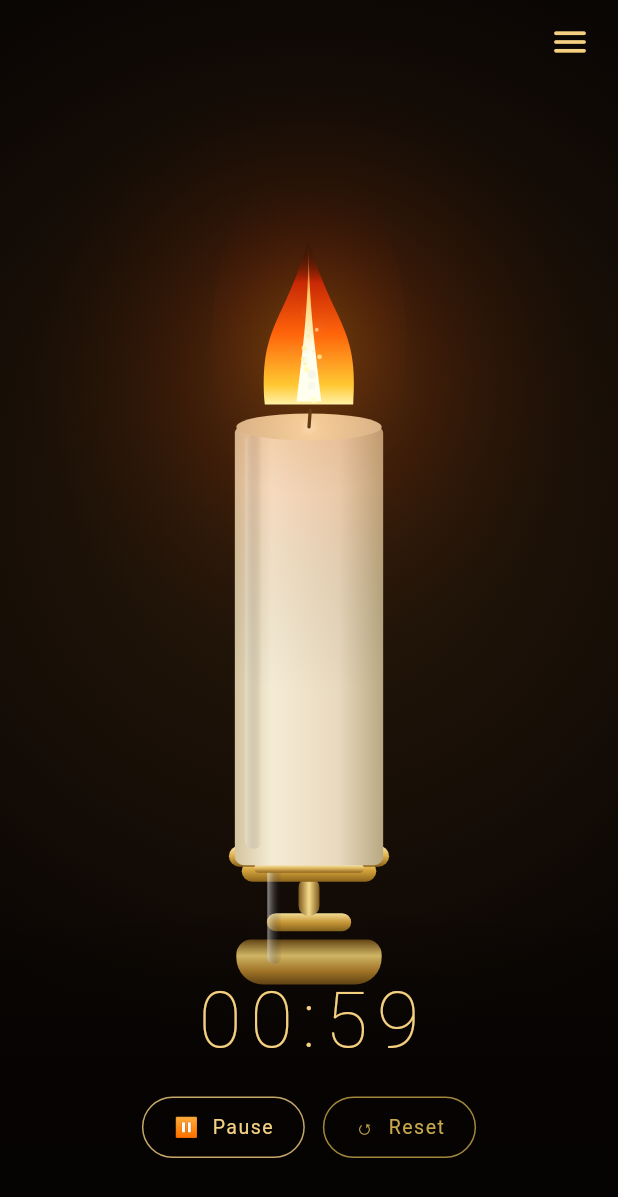
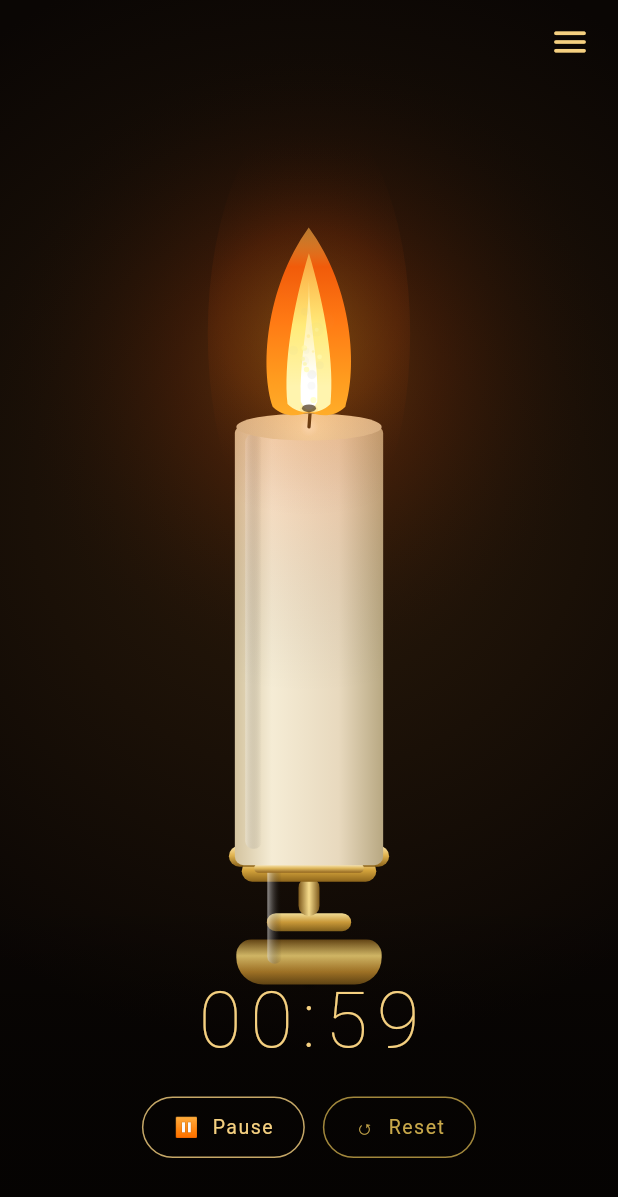
Before and after one commit to absiddik7/promo_timer, a Flutter app: the screen it shows after launch, after a tap on an icon or button, on a phone screen of 412 x 824 dp. Shown: the top 1197 px of the screen. Run offline on Flutter 3.47's test engine with Material 3 defaults, Android fonts, the phone set to English and light mode, and no system bars; our stand-ins replace audioplayers, lottie, shared_preferences, vibration.

Commit message:
Update flame ui

```diff
--- a/lib/candle_screen_part.dart
+++ b/lib/candle_screen_part.dart
@@ -30,6 +30,7 @@ final Paint _smokePaint = Paint()
 
 final Path _flamePath = Path();
 final Path _corePath = Path();
+final Path _innerPath = Path();
 
 // ─────────────────────────────────────────────────────────────────────────────
 //  NOISE & LERP
@@ -302,17 +303,15 @@ class _CandleScreenState extends State<CandleScreen>
               RepaintBoundary(
                 child: ValueListenableBuilder<int>(
                   valueListenable: _flameNotifier,
-                  builder: (_, __, ___) => CustomPaint(
-                    painter: _BodyPainter(_bodyPicture),
-                  ),
+                  builder: (_, __, ___) =>
+                      CustomPaint(painter: _BodyPainter(_bodyPicture)),
                 ),
               ),
               RepaintBoundary(
                 child: ValueListenableBuilder<int>(
                   valueListenable: _flameNotifier,
-                  builder: (_, __, ___) => CustomPaint(
-                    painter: _FlamePainter(_state),
-                  ),
+                  builder: (_, __, ___) =>
+                      CustomPaint(painter: _FlamePainter(_state)),
                 ),
               ),
               Positioned(
@@ -498,14 +497,17 @@ void _drawCandleStand(Canvas canvas) {
       height: 12,
     ),
     Paint()
-      ..shader = const RadialGradient(
+      ..shader =
+          const RadialGradient(
             colors: [Color(0x55000000), Colors.transparent],
             stops: [0, 1],
-      ).createShader(Rect.fromCenter(
+          ).createShader(
+            Rect.fromCenter(
               center: Offset(centerX, holderBottomY + 8),
               width: baseW * 1.65,
               height: 12,
-      )),
+            ),
+          ),
   );
 
   final baseRect = Rect.fromCenter(
@@ -546,11 +548,7 @@ void _drawCandleStand(Canvas canvas) {
       ..shader = LinearGradient(
         begin: Alignment.topCenter,
         end: Alignment.bottomCenter,
-        colors: const [
-          Color(0xFFF8E39A),
-          Color(0xFFD3A03B),
-          Color(0xFF8D681E),
-        ],
+        colors: const [Color(0xFFF8E39A), Color(0xFFD3A03B), Color(0xFF8D681E)],
       ).createShader(ringRect),
   );
 
@@ -565,11 +563,7 @@ void _drawCandleStand(Canvas canvas) {
       ..shader = LinearGradient(
         begin: Alignment.centerLeft,
         end: Alignment.centerRight,
-        colors: const [
-          Color(0xFF7D591C),
-          Color(0xFFF7DD8D),
-          Color(0xFF7D591C),
-        ],
+        colors: const [Color(0xFF7D591C), Color(0xFFF7DD8D), Color(0xFF7D591C)],
         stops: const [0, 0.5, 1],
       ).createShader(supportRect),
   );
@@ -585,11 +579,7 @@ void _drawCandleStand(Canvas canvas) {
       ..shader = LinearGradient(
         begin: Alignment.topCenter,
         end: Alignment.bottomCenter,
-        colors: const [
-          Color(0xFFF8E09C),
-          Color(0xFFD5A43C),
-          Color(0xFF8D651B),
-        ],
+        colors: const [Color(0xFFF8E09C), Color(0xFFD5A43C), Color(0xFF8D651B)],
         stops: const [0, 0.45, 1],
       ).createShader(collarRect),
   );
@@ -605,11 +595,7 @@ void _drawCandleStand(Canvas canvas) {
       ..shader = LinearGradient(
         begin: Alignment.topCenter,
         end: Alignment.bottomCenter,
-        colors: const [
-          Color(0xFFFFE8AE),
-          Color(0xFFE0B34F),
-          Color(0xFF8A621A),
-        ],
+        colors: const [Color(0xFFFFE8AE), Color(0xFFE0B34F), Color(0xFF8A621A)],
         stops: const [0, 0.46, 1],
       ).createShader(trayRect),
   );
@@ -625,11 +611,7 @@ void _drawCandleStand(Canvas canvas) {
       ..shader = LinearGradient(
         begin: Alignment.topCenter,
         end: Alignment.bottomCenter,
-        colors: const [
-          Color(0xFFFFF0C7),
-          Color(0xFFD9B14D),
-          Color(0xFF8B651C),
-        ],
+        colors: const [Color(0xFFFFF0C7), Color(0xFFD9B14D), Color(0xFF8B651C)],
       ).createShader(cupRect),
   );
 
@@ -644,16 +626,19 @@ void _drawCandleStand(Canvas canvas) {
       const Radius.circular(6),
     ),
     Paint()
-      ..shader = LinearGradient(
+      ..shader =
+          LinearGradient(
             begin: Alignment.centerLeft,
             end: Alignment.centerRight,
             colors: const [Color(0x88FFFFFF), Colors.transparent],
-      ).createShader(Rect.fromLTWH(
+          ).createShader(
+            Rect.fromLTWH(
               centerX - trayW * 0.26,
               standTopY - trayH * 0.16,
               trayW * 0.09,
               holderBottomY - standTopY - 2,
-      )),
+            ),
+          ),
   );
 
   final seatRect = Rect.fromCenter(
@@ -667,11 +652,7 @@ void _drawCandleStand(Canvas canvas) {
       ..shader = LinearGradient(
         begin: Alignment.topCenter,
         end: Alignment.bottomCenter,
-        colors: const [
-          Color(0xFFFFF4D3),
-          Color(0xFFE0B95D),
-          Color(0xFF926620),
-        ],
+        colors: const [Color(0xFFFFF4D3), Color(0xFFE0B95D), Color(0xFF926620)],
       ).createShader(seatRect),
   );
 }
@@ -686,11 +667,21 @@ void _drawCandleBody(Canvas canvas, CandleState s) {
     final pH = 6 + s.melt * 11;
     final center = Offset(kCX, kBaseY);
     final paint = Paint()
-      ..shader = RadialGradient(
-        colors: const [Color(0xFFF0E0B8), Color(0xFFE0D0A8), Colors.transparent],
+      ..shader =
+          RadialGradient(
+            colors: const [
+              Color(0xFFF0E0B8),
+              Color(0xFFE0D0A8),
+              Colors.transparent,
+            ],
             stops: const [0, 0.6, 1],
-      ).createShader(Rect.fromCenter(center: center, width: pW, height: pH * 2));
-    canvas.drawOval(Rect.fromCenter(center: center, width: pW, height: pH), paint);
+          ).createShader(
+            Rect.fromCenter(center: center, width: pW, height: pH * 2),
+          );
+    canvas.drawOval(
+      Rect.fromCenter(center: center, width: pW, height: pH),
+      paint,
+    );
   }
 
   for (final d in s.drips) {
@@ -745,7 +736,8 @@ void _drawCandleBody(Canvas canvas, CandleState s) {
     canvas.drawOval(
       Rect.fromCenter(center: topCenter, width: poolR * 2, height: dipD * 2),
       Paint()
-        ..shader = RadialGradient(
+        ..shader =
+            RadialGradient(
               colors: [
                 const Color(0xD9FFFFFF),
                 const Color(0xA6F0DCA0),
@@ -753,7 +745,11 @@ void _drawCandleBody(Canvas canvas, CandleState s) {
               ],
               stops: const [0, 0.6, 1],
             ).createShader(
-          Rect.fromCenter(center: topCenter, width: poolR * 2, height: dipD * 2),
+              Rect.fromCenter(
+                center: topCenter,
+                width: poolR * 2,
+                height: dipD * 2,
+              ),
             ),
     );
   }
@@ -820,50 +816,70 @@ void _drawAmbientGlow(Canvas canvas, double wickY, CandleState s) {
 void _drawFlame(Canvas canvas, double wickY, CandleState s) {
   final t = s.time;
   final flicker = _n(0, t) * 0.5 + 0.5;
-  final sway = _n(1, t) * 14 * (1 + s.blownAmt * 3);
-  final h = _lerp(88, 116, flicker) * (1 - s.blownAmt * 0.8);
-  final w = _lerp(22, 30, flicker) * (1 + s.blownAmt * 0.5);
+  final sway = _n(1, t) * 8 * (1 + s.blownAmt * 2.2);
+  final h = _lerp(94, 124, flicker) * (1 - s.blownAmt * 0.78);
+  final w = _lerp(21, 28, flicker) * (1 + s.blownAmt * 0.45);
+  final baseY = wickY - 2;
   final tipX = kCX + sway;
   final tipY = wickY - h;
 
   canvas.drawOval(
     Rect.fromCenter(
-      center: Offset(kCX, wickY - h * 0.4),
-      width: w * 4.4,
-      height: h * 2.2,
+      center: Offset(kCX + sway * 0.15, wickY - h * 0.42),
+      width: w * 4.9,
+      height: h * 2.5,
     ),
     Paint()
-      ..shader = RadialGradient(
+      ..shader =
+          RadialGradient(
             colors: const [
-          Color(0x21FF8800),
-          Color(0x0FFF4000),
+              Color(0x2FFF9A1F),
+              Color(0x19FF5A08),
               Colors.transparent,
             ],
-        stops: const [0, 0.4, 1],
-      ).createShader(Rect.fromCircle(
-        center: Offset(kCX + sway * 0.3, wickY - h * 0.5),
-        radius: h,
-      )),
+            stops: const [0, 0.45, 1],
+          ).createShader(
+            Rect.fromCircle(
+              center: Offset(kCX + sway * 0.2, wickY - h * 0.5),
+              radius: h * 1.08,
+            ),
+          ),
   );
 
   _flamePath
     ..reset()
-    ..moveTo(kCX - w, wickY - 4)
+    ..moveTo(kCX - w * 0.88, baseY - 0.6)
     ..cubicTo(
-      kCX - w - 4,
-      wickY - h * 0.5,
-      kCX - w * 0.5 + sway * 0.4 + _n(2, t) * 6,
-      wickY - h * 0.5,
+      kCX - w * 1.18,
+      wickY - h * 0.22,
+      kCX - w * 1.05 + sway * 0.2 + _n(2, t) * 2.5,
+      wickY - h * 0.66,
       tipX,
       tipY,
     )
     ..cubicTo(
-      kCX + w * 0.5 + sway * 0.6 + _n(3, t) * 6,
-      wickY - h * 0.5,
-      kCX + w + 4,
-      wickY - h * 0.5,
-      kCX + w,
-      wickY - 4,
+      kCX + w * 1.08 + sway * 0.34 + _n(3, t) * 2.6,
+      wickY - h * 0.66,
+      kCX + w * 1.16,
+      wickY - h * 0.22,
+      kCX + w * 0.88,
+      baseY - 0.6,
+    )
+    ..cubicTo(
+      kCX + w * 0.58,
+      wickY + 5.8,
+      kCX + w * 0.2,
+      wickY + 2.8,
+      kCX,
+      wickY + 1.3,
+    )
+    ..cubicTo(
+      kCX - w * 0.2,
+      wickY + 2.8,
+      kCX - w * 0.58,
+      wickY + 5.8,
+      kCX - w * 0.88,
+      baseY - 0.6,
     )
     ..close();
 
@@ -874,50 +890,144 @@ void _drawFlame(Canvas canvas, double wickY, CandleState s) {
         begin: Alignment.bottomCenter,
         end: Alignment.topCenter,
         colors: const [
-          Color(0xFFFFFFCC),
-          Color(0xFFFFC832),
-          Color(0xFFFF640A),
-          Color(0xFFC82805),
-          Colors.transparent,
+          Color(0xFFFFB02B),
+          Color(0xFFFF9A1E),
+          Color(0xFFFF7A14),
+          Color(0xFFF15B0A),
+          Color(0x99FFB347),
         ],
-        stops: const [0, 0.15, 0.45, 0.75, 1],
-      ).createShader(Rect.fromLTWH(kCX - w, tipY, w * 2, h)),
+        stops: const [0, 0.24, 0.52, 0.8, 1],
+      ).createShader(Rect.fromLTWH(kCX - w * 1.2, tipY, w * 2.4, h + 8)),
   );
 
   _corePath
     ..reset()
-    ..moveTo(kCX - w * 0.28, wickY - 6)
+    ..moveTo(kCX - w * 0.52, wickY - 4.4)
     ..cubicTo(
-      kCX - w * 0.15,
-      wickY - h * 0.35,
-      kCX + sway * 0.4,
-      wickY - h * 0.6,
-      tipX,
-      tipY,
+      kCX - w * 0.62,
+      wickY - h * 0.25,
+      kCX - w * 0.4 + sway * 0.2,
+      wickY - h * 0.56,
+      kCX + sway * 0.42,
+      tipY + h * 0.14,
     )
     ..cubicTo(
-      kCX + sway * 0.4,
-      wickY - h * 0.6,
-      kCX + w * 0.15,
-      wickY - h * 0.35,
+      kCX + w * 0.4 + sway * 0.24,
+      wickY - h * 0.56,
+      kCX + w * 0.62,
+      wickY - h * 0.25,
+      kCX + w * 0.52,
+      wickY - 4.4,
+    )
+    ..cubicTo(
       kCX + w * 0.28,
-      wickY - 6,
+      wickY + 1.8,
+      kCX + w * 0.08,
+      wickY + 0.9,
+      kCX,
+      wickY + 0.4,
+    )
+    ..cubicTo(
+      kCX - w * 0.08,
+      wickY + 0.9,
+      kCX - w * 0.28,
+      wickY + 1.8,
+      kCX - w * 0.52,
+      wickY - 4.4,
     )
     ..close();
 
   canvas.drawPath(
     _corePath,
     Paint()
-      ..shader = LinearGradient(
+      ..shader =
+          LinearGradient(
             begin: Alignment.bottomCenter,
             end: Alignment.topCenter,
             colors: const [
-          Color(0xFFFFFFF0),
-          Color(0xD9FFE678),
-          Color(0x00FFB432),
+              Color(0xFFFFF4AE),
+              Color(0xFFFFEB7A),
+              Color(0xCCFFD664),
+              Color(0x88FFD664),
             ],
-        stops: const [0, 0.5, 1],
-      ).createShader(Rect.fromLTWH(kCX - w * 0.3, tipY, w * 0.6, h * 0.65)),
+            stops: const [0, 0.44, 0.78, 1],
+          ).createShader(
+            Rect.fromLTWH(kCX - w * 0.65, tipY + h * 0.12, w * 1.3, h * 0.75),
+          ),
+  );
+
+  _innerPath
+    ..reset()
+    ..moveTo(kCX - w * 0.2, wickY - 6)
+    ..cubicTo(
+      kCX - w * 0.24,
+      wickY - h * 0.28,
+      kCX + sway * 0.18,
+      wickY - h * 0.48,
+      kCX + sway * 0.28,
+      tipY + h * 0.29,
+    )
+    ..cubicTo(
+      kCX + sway * 0.18,
+      wickY - h * 0.48,
+      kCX + w * 0.24,
+      wickY - h * 0.28,
+      kCX + w * 0.2,
+      wickY - 6,
+    )
+    ..cubicTo(
+      kCX + w * 0.1,
+      wickY - 0.2,
+      kCX + w * 0.03,
+      wickY - 0.5,
+      kCX,
+      wickY - 0.8,
+    )
+    ..cubicTo(
+      kCX - w * 0.03,
+      wickY - 0.5,
+      kCX - w * 0.1,
+      wickY - 0.2,
+      kCX - w * 0.2,
+      wickY - 6,
+    )
+    ..close();
+
+  canvas.drawPath(
+    _innerPath,
+    Paint()
+      ..shader =
+          LinearGradient(
+            begin: Alignment.bottomCenter,
+            end: Alignment.topCenter,
+            colors: const [
+              Color(0xFFFFFFFF),
+              Color(0xFFFFF6C5),
+              Color(0xE6FFEAA0),
+              Color(0x66FFEAA0),
+            ],
+            stops: const [0, 0.34, 0.72, 1],
+          ).createShader(
+            Rect.fromLTWH(kCX - w * 0.26, tipY + h * 0.24, w * 0.52, h * 0.58),
+          ),
+  );
+
+  canvas.drawOval(
+    Rect.fromCenter(
+      center: Offset(kCX + sway * 0.06, wickY - 0.8),
+      width: w * 0.44,
+      height: 6.2,
+    ),
+    Paint()..color = const Color(0x55FFD27A),
+  );
+
+  canvas.drawOval(
+    Rect.fromCenter(
+      center: Offset(kCX + sway * 0.07, wickY - 1.5),
+      width: w * 0.34,
+      height: 5.2,
+    ),
+    Paint()..color = const Color(0x992A190E),
   );
 }
 
@@ -928,7 +1038,12 @@ void _drawParticles(Canvas canvas, CandleState s) {
     if (p.isSpark) {
       final hue = 40.0 + p.life * 20.0;
       final lightness = 0.6 + p.life * 0.3;
-      _sparkPaint.color = HSLColor.fromAHSL(p.life * 0.9, hue, 1.0, lightness).toColor();
+      _sparkPaint.color = HSLColor.fromAHSL(
+        p.life * 0.9,
+        hue,
+        1.0,
+        lightness,
+      ).toColor();
       canvas.drawCircle(Offset(p.x, p.y), p.size * p.life, _sparkPaint);
     } else {
       canvas.drawCircle(
@@ -954,7 +1069,11 @@ class _OutlineBtn extends StatelessWidget {
   final String label;
   final Color color;
   final VoidCallback onTap;
-  const _OutlineBtn({required this.label, required this.color, required this.onTap});
+  const _OutlineBtn({
+    required this.label,
+    required this.color,
+    required this.onTap,
+  });
 
   @override
   Widget build(BuildContext context) => GestureDetector(
@@ -965,7 +1084,10 @@ class _OutlineBtn extends StatelessWidget {
         border: Border.all(color: color.withAlpha(204)),
         borderRadius: BorderRadius.circular(30),
       ),
-          child: Text(label, style: TextStyle(color: color, fontSize: 13, letterSpacing: 1)),
+      child: Text(
+        label,
+        style: TextStyle(color: color, fontSize: 13, letterSpacing: 1),
+      ),
     ),
   );
 }
```
Lines whose indentation alone changed are shown as unchanged.
